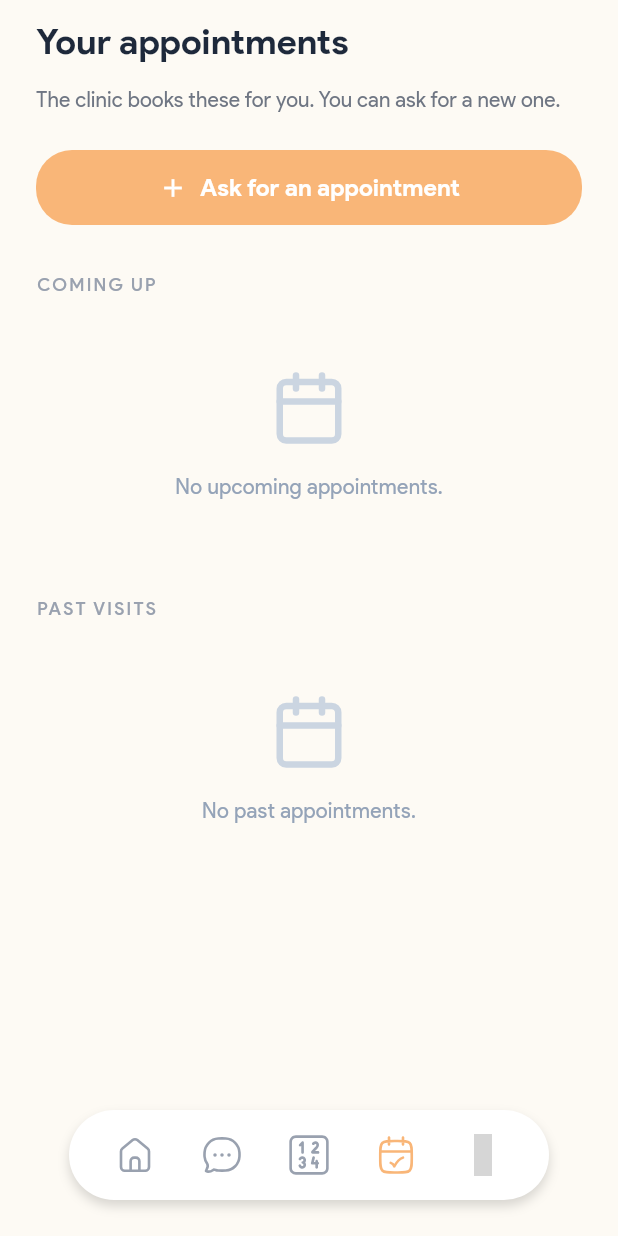
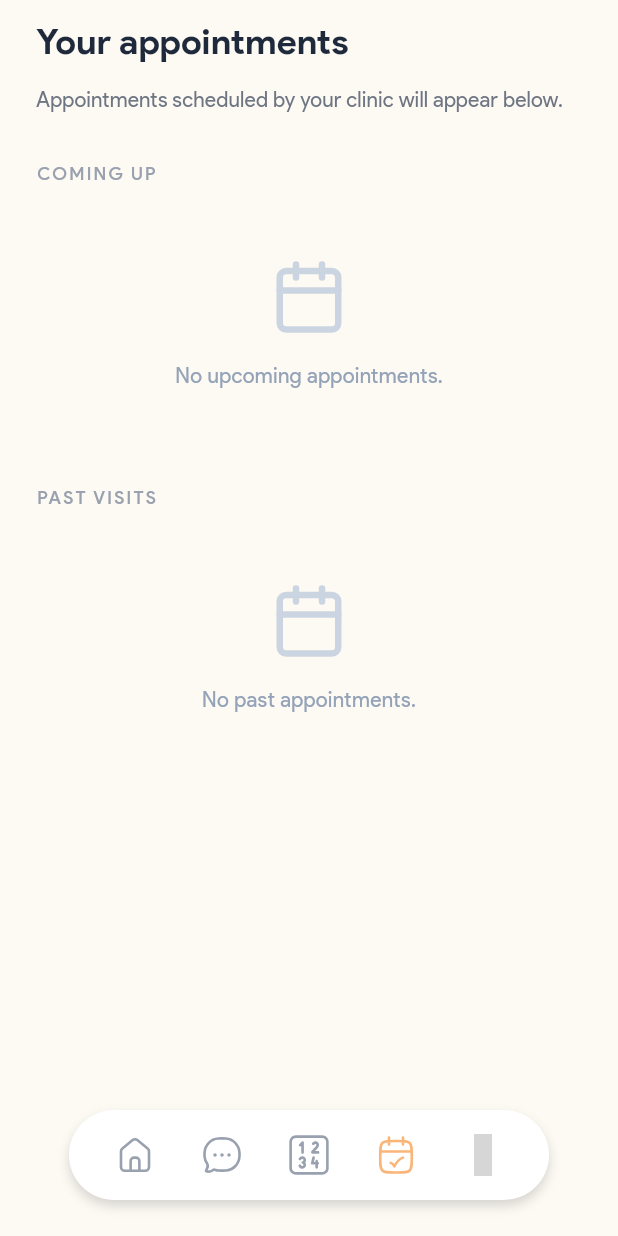
Before and after one commit to Zomujo/yelima-mobile, a Flutter app: the AppointmentsScreen screen opened by its route, on a phone screen of 412 x 824 dp. Run offline on Flutter 3.47's test engine with Material 3 defaults, Android fonts, the phone set to English and light mode, and no system bars; our stand-ins replace cloud_firestore, connectivity_plus, dio, drift, equatable, firebase_analytics and 23 more; missing offline and left inert: audio_waveforms, dart:ffi, sqlite3, tutorial_coach_mark; accounts and stored records are empty; generated files the repository leaves out were written again; network calls fail; grey boxes are pictures that could not be loaded.

Commit message:
refactor: remove request appointment button and update appointments description

```diff
--- a/lib/features/appointment/presentation/screens/appointments_screen.dart
+++ b/lib/features/appointment/presentation/screens/appointments_screen.dart
@@ -1,8 +1,6 @@
 import 'package:flutter/material.dart';
 import '../../../../core/theme/app_colors.dart';
 import '../../../../shared/widgets/layout/app_text.dart';
-import '../../../../shared/widgets/layout/app_button.dart';
-import '../widgets/request_appointment_modal.dart';
 import '../../../../core/constants/app_sizes.dart';
 
 import 'package:provider/provider.dart';
@@ -62,17 +60,17 @@ class _AppointmentsScreenState extends State<AppointmentsScreen> {
                 color: const Color(0xFF6F7683),
                 fontWeight: FontWeight.w200,
               ),
-              const SizedBox(height: 24),
-              AppButton(
-                key: AppTutorialKeys.appointmentAskKey,
-                text: context.l10n.askForAppointment,
-                prefixIcon:
-                    const Icon(Icons.add, color: Colors.white, size: 20),
-                onPressed: () => RequestAppointmentModal.show(context),
-                backgroundColor: AppColors.primary,
-                foregroundColor: Colors.white,
-                borderRadius: 24,
-              ),
+              // const SizedBox(height: 24),
+              // AppButton(
+              //   key: AppTutorialKeys.appointmentAskKey,
+              //   text: context.l10n.askForAppointment,
+              //   prefixIcon:
+              //       const Icon(Icons.add, color: Colors.white, size: 20),
+              //   onPressed: () => RequestAppointmentModal.show(context),
+              //   backgroundColor: AppColors.primary,
+              //   foregroundColor: Colors.white,
+              //   borderRadius: 24,
+              // ),
               const SizedBox(height: 32),
               AppText.labelMedium(
                 context.l10n.comingUp,
--- a/lib/l10n/app_ee.arb
+++ b/lib/l10n/app_ee.arb
@@ -99,7 +99,7 @@
   "today": "Egbea",
   "save": "Dzra ɖo",
   "yourAppointments": "Wò ɖoɖowo",
-  "appointmentsDescription": "Kɔdzi ye wɔ ɖoɖo siawo na wò. Àte ŋu abia yeye.",
+  "appointmentsDescription": "Appointments scheduled by your clinic will appear below.",
   "askForAppointment": "Bia kɔdzikpɔkpɔ",
   "comingUp": "ELE MƆ DZI",
   "noUpcomingAppointments": "Kɔdzikpɔkpɔ aɖeke mele mɔ dzi o.",
--- a/lib/l10n/app_en.arb
+++ b/lib/l10n/app_en.arb
@@ -102,7 +102,7 @@
   "today": "Today",
   "save": "Save",
   "yourAppointments": "Your appointments",
-  "appointmentsDescription": "The clinic books these for you. You can ask for a new one.",
+  "appointmentsDescription": "Appointments scheduled by your clinic will appear below.",
   "askForAppointment": "Ask for an appointment",
   "comingUp": "COMING UP",
   "noUpcomingAppointments": "No upcoming appointments.",
--- a/lib/l10n/app_ga.arb
+++ b/lib/l10n/app_ga.arb
@@ -99,7 +99,7 @@
   "today": "Ŋmɛnɛ",
   "save": "To",
   "yourAppointments": "O-kpeei",
-  "appointmentsDescription": "Helatsamɔhe lɛ tswa enɛɛmɛi hã bo. Obaanyɛ obi kpee he.",
+  "appointmentsDescription": "Appointments scheduled by your clinic will appear below.",
   "askForAppointment": "Bi kpee",
   "comingUp": "EBAA",
   "noUpcomingAppointments": "Kpee ko kpee ko bɛ.",
--- a/lib/l10n/app_tw.arb
+++ b/lib/l10n/app_tw.arb
@@ -92,7 +92,7 @@
   "today": "Ɛnnɛ",
   "save": "Sie",
   "yourAppointments": "Wo Nhyiahyɛ",
-  "appointmentsDescription": "Ayaresabea no ahyehyɛ eyi ama wo. Wubetumi asrɛ foforo.",
+  "appointmentsDescription": "Appointments scheduled by your clinic will appear below.",
   "askForAppointment": "Srɛ kwan kɔhu dɔkota",
   "comingUp": "NEA ƐREBA",
   "noUpcomingAppointments": "Nhyiahyɛ foforo biara nni hɔ.",
```
